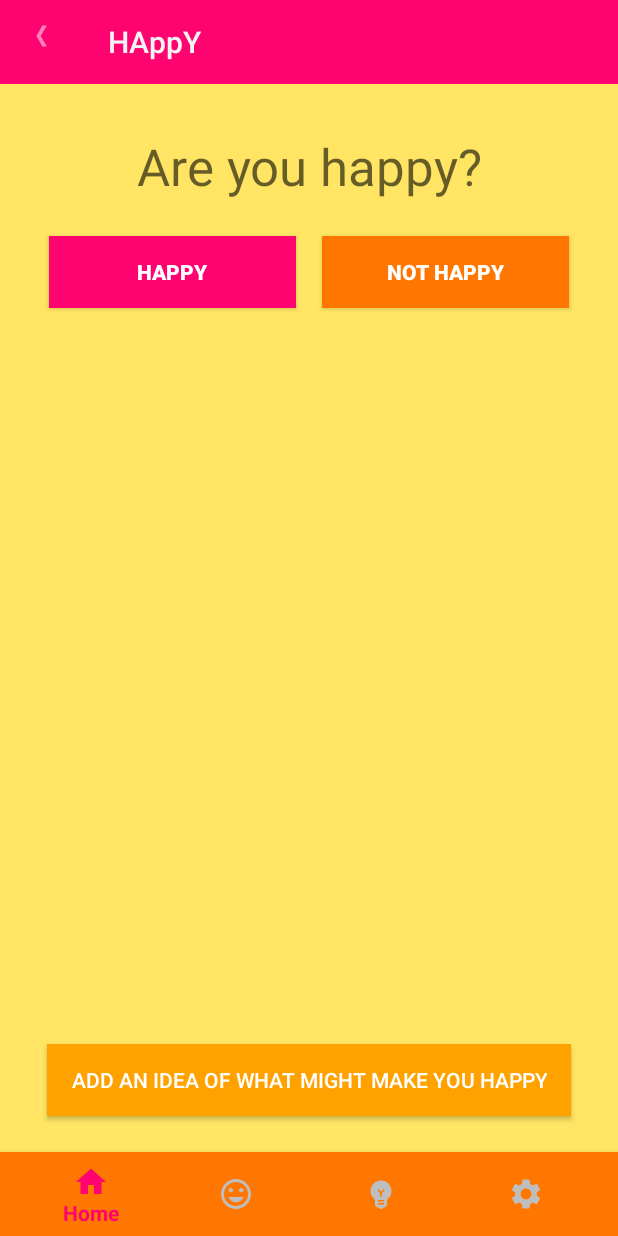
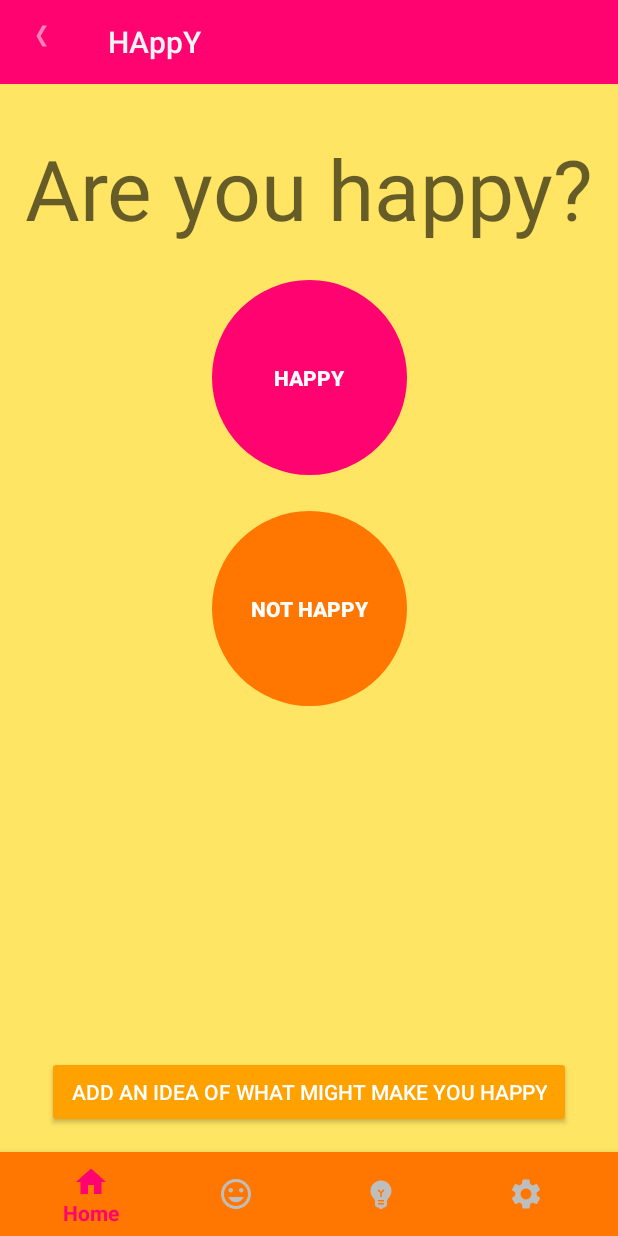
Before and after one commit to llblaschke/happy2, an Android app: the screen it shows after launch (MainActivity), on a phone screen of 412 x 824 dp. Run offline under Robolectric (Android 15) with nearby library versions, the phone set to English and light mode, and no system bars; our stand-ins replace Room's generated code.

Commit message:
round happy- and not happy-buttons in fragment_home

```diff
--- /dev/null
+++ b/app/src/main/res/drawable/round_button.xml
@@ -0,0 +1,3 @@
+<?xml version="1.0" encoding="utf-8"?>
+<shape android:shape="oval"
+    xmlns:android="http://schemas.android.com/apk/res/android" />
--- a/app/src/main/res/layout/fragment_home.xml
+++ b/app/src/main/res/layout/fragment_home.xml
@@ -21,23 +21,22 @@
         android:layout_marginEnd="16dp"
         android:text="@string/question_are_you_happy"
         android:textAlignment="center"
-        android:textAppearance="@style/TextAppearance.AppCompat.Display1"
+        android:textAppearance="@style/TextAppearance.AppCompat.Display3"
         app:layout_constraintEnd_toEndOf="parent"
         app:layout_constraintStart_toStartOf="parent"
         app:layout_constraintTop_toTopOf="parent" />
 
     <Button
         android:id="@+id/btnHappy"
-        android:layout_width="0dp"
-        android:layout_height="wrap_content"
-        android:layout_marginStart="16dp"
+        android:layout_width="130dp"
+        android:layout_height="130dp"
         android:layout_marginTop="24dp"
-        android:background="@color/colorHappy"
+        android:background="@drawable/round_button"
+        android:backgroundTint="@color/colorHappy"
         android:text="@string/happy"
         android:textColor="@color/colorTextLight"
         android:textStyle="bold"
-        app:layout_constraintEnd_toStartOf="@+id/btnNotHappy"
-        app:layout_constraintHorizontal_bias="0.5"
+        app:layout_constraintEnd_toEndOf="parent"
         app:layout_constraintHorizontal_chainStyle="spread"
         app:layout_constraintStart_toStartOf="parent"
         app:layout_constraintTop_toBottomOf="@+id/txtQuestionAreyouhappy"
@@ -45,29 +44,28 @@
 
     <Button
         android:id="@+id/btnNotHappy"
-        android:layout_width="0dp"
-        android:layout_height="wrap_content"
+        android:layout_width="130dp"
+        android:layout_height="130dp"
         android:layout_marginTop="24dp"
-        android:layout_marginEnd="16dp"
-        android:background="@color/colorNotHappy"
+        android:background="@drawable/round_button"
+        android:backgroundTint="@color/colorNotHappy"
         android:text="@string/unhappy"
         android:textColor="@color/colorTextLight"
         android:textStyle="bold"
         app:layout_constraintEnd_toEndOf="parent"
-        app:layout_constraintHorizontal_bias="0.5"
-        app:layout_constraintStart_toEndOf="@+id/btnHappy"
-        app:layout_constraintTop_toBottomOf="@+id/txtQuestionAreyouhappy"
+        app:layout_constraintStart_toStartOf="parent"
+        app:layout_constraintTop_toBottomOf="@+id/btnHappy"
         app:layout_constraintWidth_percent=".4" />
 
     <Button
         android:id="@+id/btnAddIdea"
         android:layout_width="wrap_content"
         android:layout_height="wrap_content"
-        android:layout_marginBottom="24dp"
+        android:layout_marginBottom="16dp"
+        android:backgroundTint="@color/colorAccent"
         android:paddingStart="16dp"
         android:paddingEnd="16dp"
         android:text="@string/add_idea_btn"
-        android:background="@color/colorAccent"
         android:textColor="@color/colorTextLight"
         app:layout_constraintBottom_toBottomOf="parent"
         app:layout_constraintEnd_toEndOf="parent"
```
